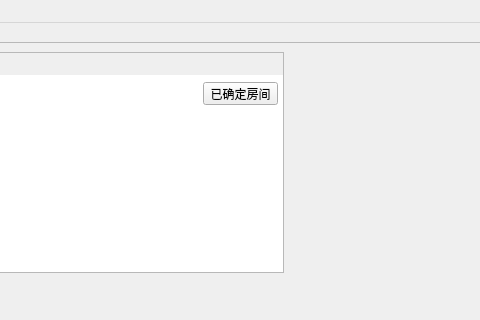
First picture: the form in src/hotel/resource/nav_panel.ui, repository garyhuang2018/Test, before the edit; both pictures show x 656 to 1136 and y 0 to 320 of the 1492 by 770 pixel window.
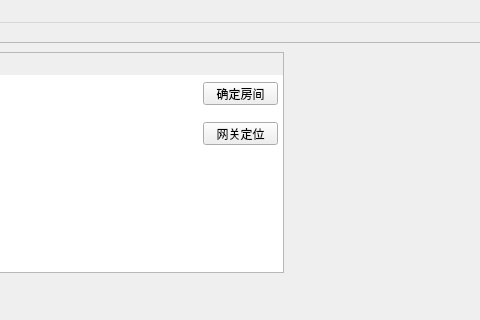
Second picture: the form after the edit. The open tabs and pages were chosen to show the change.

Commit message: 新酒店配置工具适配打包

```diff
--- a/src/hotel/resource/nav_panel.ui
+++ b/src/hotel/resource/nav_panel.ui
@@ -450,7 +450,20 @@
         </rect>
        </property>
        <property name="text">
-        <string>已确定房间</string>
+        <string>确定房间</string>
+       </property>
+      </widget>
+      <widget class="QPushButton" name="gateway_btn">
+       <property name="geometry">
+        <rect>
+         <x>590</x>
+         <y>80</y>
+         <width>75</width>
+         <height>23</height>
+        </rect>
+       </property>
+       <property name="text">
+        <string>网关定位</string>
        </property>
       </widget>
      </widget>
```
Left out of the diff: 5 changed lines with no effect on the pictures. The commit also changes 2 other files.
